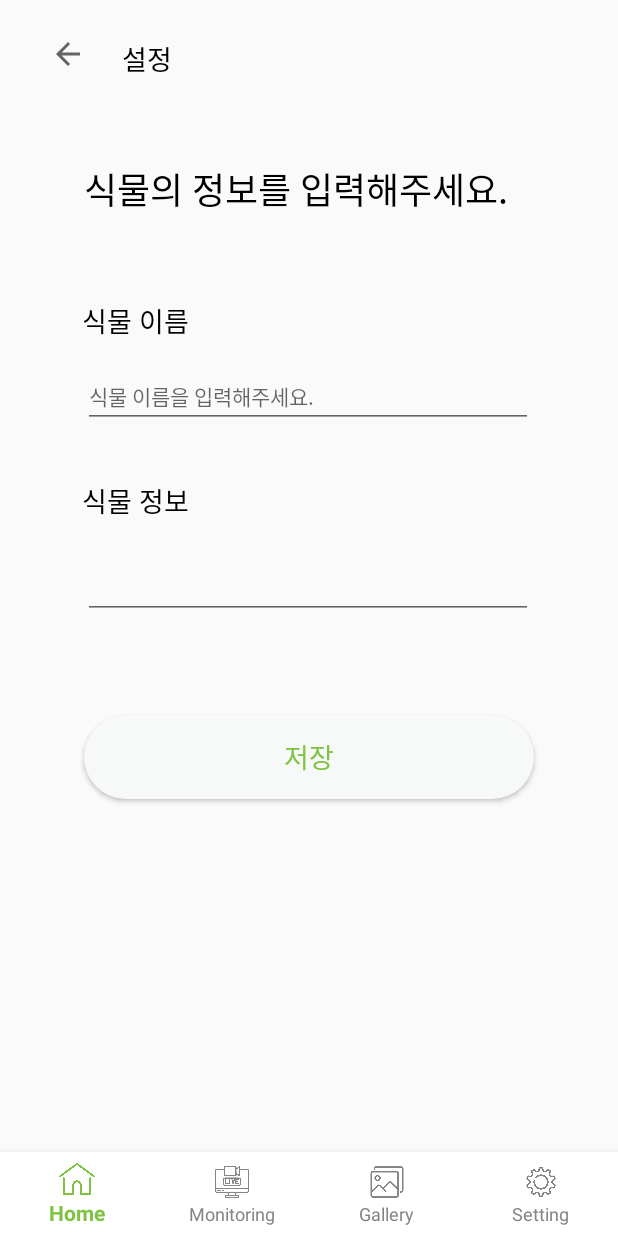
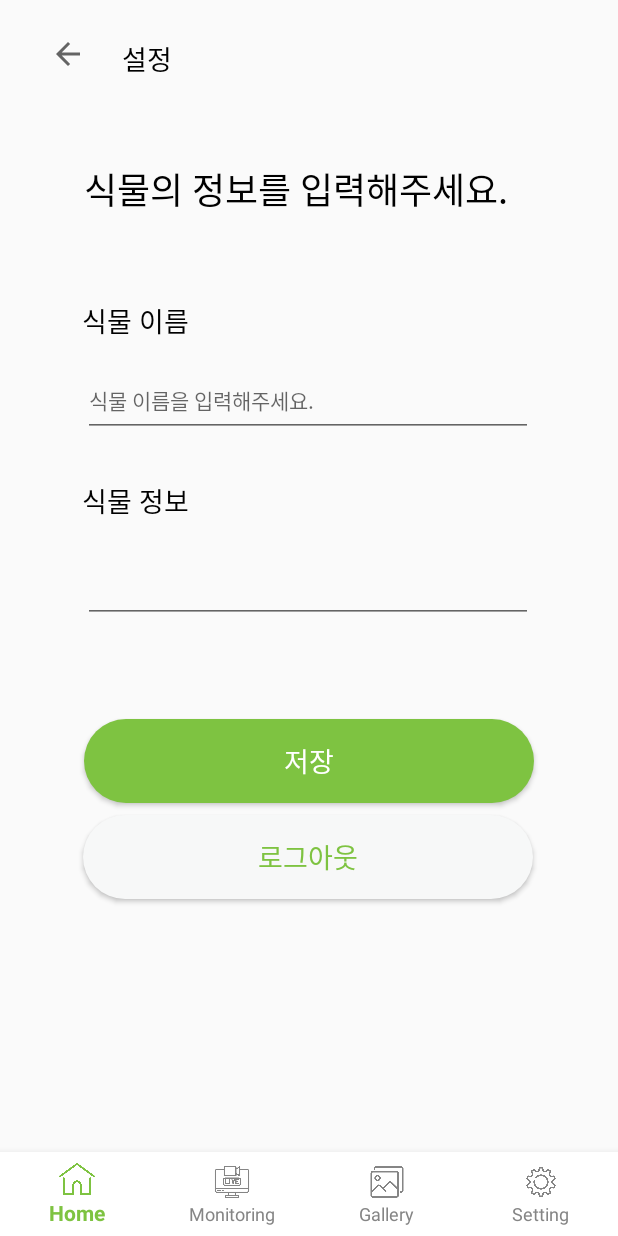
Before and after one commit to kdmstj/capstone_plant, an Android app: the fragment SettingFragment placed in its activity, on a phone screen of 412 x 824 dp. Run offline under Robolectric (Android 15) with nearby library versions, the phone set to English and light mode, and no system bars; network calls fail.

```diff
--- a/app/src/main/java/com/example/capston_plant/SettingFragment.java
+++ b/app/src/main/java/com/example/capston_plant/SettingFragment.java
@@ -1,5 +1,8 @@
 package com.example.capston_plant;
 
+import android.app.Activity;
+import android.content.Intent;
+import android.content.SharedPreferences;
 import android.os.Bundle;
 
 import androidx.fragment.app.Fragment;
@@ -8,57 +11,19 @@ import androidx.fragment.app.FragmentTransaction;
 import android.view.LayoutInflater;
 import android.view.View;
 import android.view.ViewGroup;
+import android.widget.Button;
 import android.widget.ImageButton;
 
-/**
- * A simple {@link Fragment} subclass.
- * Use the {@link SettingFragment#newInstance} factory method to
- * create an instance of this fragment.
- */
+
 public class SettingFragment extends Fragment {
 
-    private View view;
-    private ImageButton btn_goBack;
+    View view;
+    ImageButton btn_goBack;
+    Button btn_Logout;
 
-    // TODO: Rename parameter arguments, choose names that match
-    // the fragment initialization parameters, e.g. ARG_ITEM_NUMBER
-    private static final String ARG_PARAM1 = "param1";
-    private static final String ARG_PARAM2 = "param2";
 
-    // TODO: Rename and change types of parameters
-    private String mParam1;
-    private String mParam2;
 
-    public SettingFragment() {
-        // Required empty public constructor
-    }
 
-    /**
-     * Use this factory method to create a new instance of
-     * this fragment using the provided parameters.
-     *
-     * @param param1 Parameter 1.
-     * @param param2 Parameter 2.
-     * @return A new instance of fragment SettingFragment.
-     */
-    // TODO: Rename and change types and number of parameters
-    public static SettingFragment newInstance(String param1, String param2) {
-        SettingFragment fragment = new SettingFragment();
-        Bundle args = new Bundle();
-        args.putString(ARG_PARAM1, param1);
-        args.putString(ARG_PARAM2, param2);
-        fragment.setArguments(args);
-        return fragment;
-    }
-
-    @Override
-    public void onCreate(Bundle savedInstanceState) {
-        super.onCreate(savedInstanceState);
-        if (getArguments() != null) {
-            mParam1 = getArguments().getString(ARG_PARAM1);
-            mParam2 = getArguments().getString(ARG_PARAM2);
-        }
-    }
 
     @Override
     public View onCreateView(LayoutInflater inflater, ViewGroup container,
@@ -66,6 +31,7 @@ public class SettingFragment extends Fragment {
         // Inflate the layout for this fragment
 
         view = inflater.inflate(R.layout.fragment_setting, container, false);
+
         btn_goBack = view.findViewById(R.id.btn_goBack);
         btn_goBack.setOnClickListener(new View.OnClickListener() {
             @Override
@@ -76,6 +42,25 @@ public class SettingFragment extends Fragment {
                 transaction.commit();
             }
         });
+
+        btn_Logout = view.findViewById(R.id.btn_logout);
+        btn_Logout.setOnClickListener(new View.OnClickListener() {
+            @Override
+            public void onClick(View view) {
+                //fragment에서 acitivity 이동하기
+                Intent intent = new Intent(getActivity(), StartActivity.class);
+                intent.addFlags(Intent.FLAG_ACTIVITY_NO_ANIMATION);
+                intent.addFlags(Intent.FLAG_ACTIVITY_SINGLE_TOP);
+                intent.addFlags(Intent.FLAG_ACTIVITY_CLEAR_TOP);
+                startActivity(intent);
+
+                SharedPreferences sharedPreferences = getActivity().getSharedPreferences("sharedPreferences", Activity.MODE_PRIVATE);
+                SharedPreferences.Editor editor = sharedPreferences.edit();
+                editor.clear();
+                editor.commit();
+
+            }
+        });
         return view;
     }
 }
--- a/app/src/main/res/layout/fragment_setting.xml
+++ b/app/src/main/res/layout/fragment_setting.xml
@@ -69,6 +69,7 @@
         android:layout_marginTop="16dp"
         android:hint="식물 이름을 입력해주세요."
         android:inputType="textEmailAddress"
+        android:minHeight="48dp"
         android:textColor="#000000"
         android:textSize="14sp"
         app:layout_constraintEnd_toEndOf="parent"
@@ -97,6 +98,7 @@
         android:ems="10"
         android:gravity="start|top"
         android:inputType="textMultiLine"
+        android:minHeight="48dp"
         app:layout_constraintEnd_toEndOf="parent"
         app:layout_constraintHorizontal_bias="0.495"
         app:layout_constraintStart_toStartOf="parent"
@@ -108,15 +110,27 @@
         android:layout_height="56dp"
         android:layout_marginTop="64dp"
         android:text="저장"
-        android:background="@drawable/btn_grey"
-        android:textColor="#7EC341"
+        android:background="@drawable/btn_green"
+        android:textColor="#ffffff"
         android:textSize="18sp"
         app:layout_constraintEnd_toEndOf="parent"
         app:layout_constraintHorizontal_bias="0.498"
         app:layout_constraintStart_toStartOf="parent"
         app:layout_constraintTop_toBottomOf="@+id/et_plantInfo" />
 
-
+    <Button
+        android:id="@+id/btn_logout"
+        android:layout_width="300dp"
+        android:layout_height="56dp"
+        android:layout_marginTop="128dp"
+        android:background="@drawable/btn_grey"
+        android:text="로그아웃"
+        android:textColor="#7EC341"
+        android:textSize="18sp"
+        app:layout_constraintEnd_toEndOf="parent"
+        app:layout_constraintHorizontal_bias="0.495"
+        app:layout_constraintStart_toStartOf="parent"
+        app:layout_constraintTop_toBottomOf="@+id/et_plantInfo" />
 
 
 </androidx.constraintlayout.widget.ConstraintLayout>
```
Also changed, not shown: app/src/main/java/com/example/capston_plant/CheckRequest.java (renamed from app/src/main/java/com/example/capston_plant/HomeRequest.java, +4 -11 lines), app/src/main/java/com/example/capston_plant/LoginActivity.java (+42 -9 lines), app/src/main/java/com/example/capston_plant/SettingActivity.java (+70 -4 lines), app/src/main/java/com/example/capston_plant/Splash.java (+29 -3 lines).
